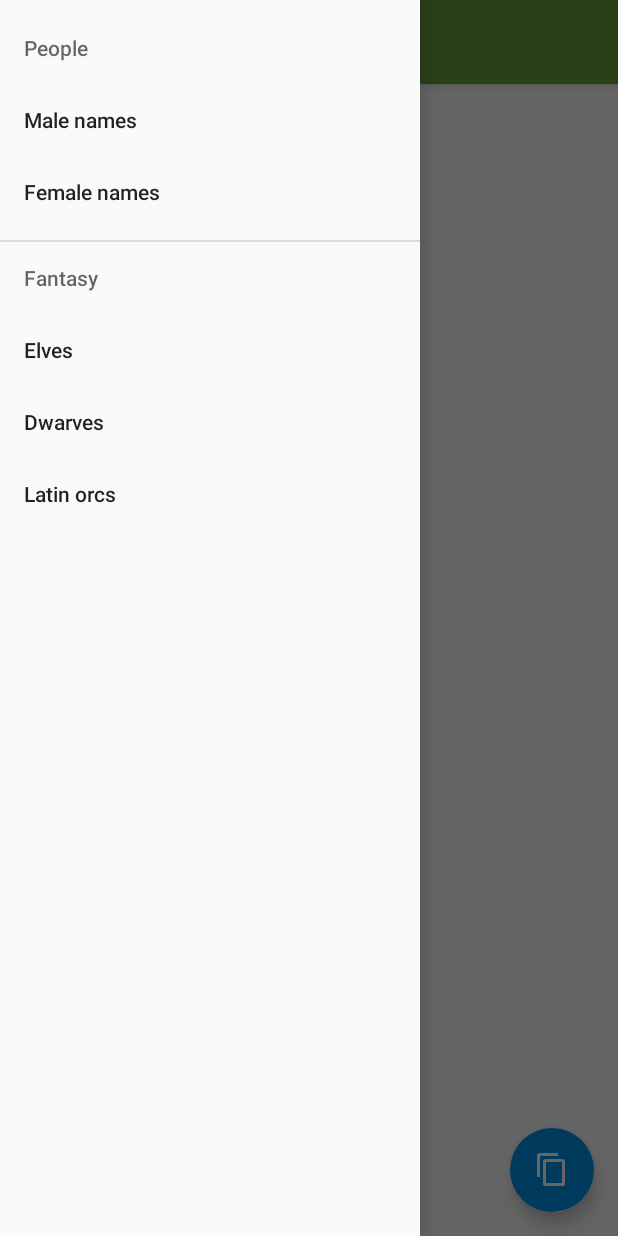
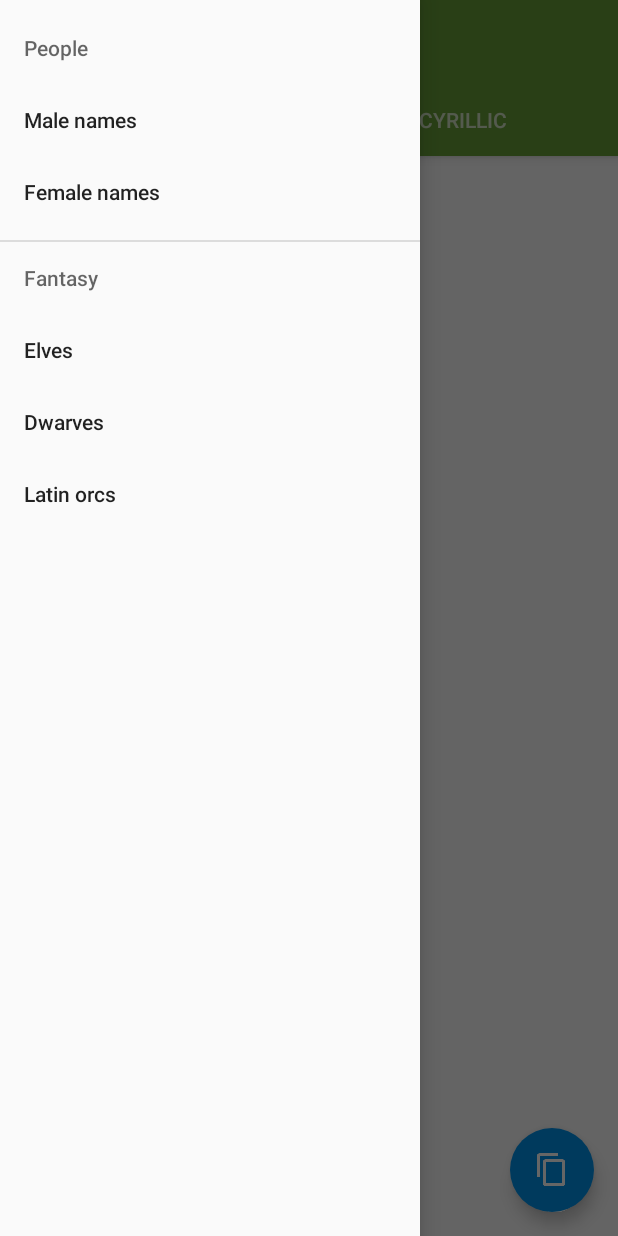
Before and after one commit to eigenein/nicknames-android, an Android app: the screen it shows after launch (MainActivity), with the side drawer open, on a phone screen of 412 x 824 dp. Run offline under Robolectric (Android 15) with nearby library versions, the phone set to English and light mode, and no system bars.

Commit message:
Switch to Java. Add TabLayout.

```diff
--- /dev/null
+++ b/app/src/main/java/ninja/eigenein/nicknames/activities/BaseActivity.java
@@ -0,0 +1,17 @@
+package ninja.eigenein.nicknames.activities;
+
+import android.support.v7.app.ActionBar;
+import android.support.v7.app.AppCompatActivity;
+import android.support.v7.widget.Toolbar;
+import ninja.eigenein.nicknames.R;
+
+public abstract class BaseActivity extends AppCompatActivity {
+
+    protected void setupToolbar() {
+        final Toolbar toolbar = (Toolbar)findViewById(R.id.toolbar);
+        setSupportActionBar(toolbar);
+
+        final ActionBar actionBar = getSupportActionBar();
+        actionBar.setDisplayHomeAsUpEnabled(true);
+    }
+}
--- /dev/null
+++ b/app/src/main/java/ninja/eigenein/nicknames/activities/MainActivity.java
@@ -0,0 +1,62 @@
+package ninja.eigenein.nicknames.activities;
+
+import android.os.Bundle;
+import android.support.design.widget.TabLayout;
+import android.support.v4.view.GravityCompat;
+import android.support.v4.widget.DrawerLayout;
+import android.view.Menu;
+import android.view.MenuItem;
+
+import ninja.eigenein.nicknames.R;
+
+
+public class MainActivity extends BaseActivity {
+
+    @Override
+    protected void onCreate(final Bundle savedInstanceState) {
+        super.onCreate(savedInstanceState);
+
+        setContentView(R.layout.activity_main);
+        setupToolbar();
+        getSupportActionBar().setHomeAsUpIndicator(R.drawable.ic_menu_white_24dp);
+        setupTabLayout();
+    }
+
+    @Override
+    public boolean onCreateOptionsMenu(final Menu menu) {
+        getMenuInflater().inflate(R.menu.menu_main, menu);
+        return true;
+    }
+
+    public boolean onOptionsItemSelected(final MenuItem item) {
+        switch (item.getItemId()) {
+            case android.R.id.home:
+                ((DrawerLayout)findViewById(R.id.drawer)).openDrawer(GravityCompat.START);
+                return true;
+            default:
+                return super.onOptionsItemSelected(item);
+        }
+    }
+
+    private void setupTabLayout() {
+        final TabLayout tabLayout = (TabLayout)findViewById(R.id.tabs);
+        tabLayout.addTab(tabLayout.newTab().setText(R.string.navigation_latin));
+        tabLayout.addTab(tabLayout.newTab().setText(R.string.navigation_cyrillic));
+        tabLayout.setOnTabSelectedListener(new TabLayout.OnTabSelectedListener() {
+            @Override
+            public void onTabSelected(final TabLayout.Tab tab) {
+                // Do nothing.
+            }
+
+            @Override
+            public void onTabUnselected(final TabLayout.Tab tab) {
+                // Do nothing.
+            }
+
+            @Override
+            public void onTabReselected(final TabLayout.Tab tab) {
+                // Do nothing.
+            }
+        });
+    }
+}
--- a/app/src/main/kotlin/ninja/eigenein/nicknames/activities/BaseActivity.kt
+++ /dev/null
@@ -1,16 +0,0 @@
-package ninja.eigenein.nicknames.activities
-
-import android.support.v7.app.AppCompatActivity
-import android.support.v7.widget.Toolbar
-import ninja.eigenein.nicknames.R
-
-public abstract class BaseActivity : AppCompatActivity() {
-
-    protected fun setupToolbar() {
-        val toolbar = findViewById(R.id.toolbar) as Toolbar
-        setSupportActionBar(toolbar)
-
-        val actionBar = getSupportActionBar()
-        actionBar.setDisplayHomeAsUpEnabled(true)
-    }
-}
--- a/app/src/main/kotlin/ninja/eigenein/nicknames/activities/MainActivity.kt
+++ /dev/null
@@ -1,38 +0,0 @@
-package ninja.eigenein.nicknames.activities
-
-import android.os.Bundle
-import android.support.v4.view.GravityCompat
-import android.support.v4.widget.DrawerLayout
-import android.support.v7.app.AppCompatActivity
-import android.view.Menu
-import android.view.MenuItem
-import ninja.eigenein.nicknames.R
-
-
-public class MainActivity : BaseActivity() {
-
-    override fun onCreate(savedInstanceState: Bundle?) {
-        super.onCreate(savedInstanceState)
-
-        setContentView(R.layout.activity_main)
-        setupToolbar()
-        getSupportActionBar().setHomeAsUpIndicator(R.drawable.ic_menu_white_24dp)
-    }
-
-    override fun onCreateOptionsMenu(menu: Menu?): Boolean {
-        getMenuInflater().inflate(R.menu.menu_main, menu)
-        return true
-    }
-
-    override fun onOptionsItemSelected(item: MenuItem?): Boolean {
-        val id = item!!.getItemId()
-
-        when (id) {
-            android.R.id.home -> {
-                (findViewById(R.id.drawer) as DrawerLayout).openDrawer(GravityCompat.START)
-                return true
-            }
-            else -> return super.onOptionsItemSelected(item)
-        }
-    }
-}
--- a/app/src/main/res/layout/activity_main.xml
+++ b/app/src/main/res/layout/activity_main.xml
@@ -11,7 +11,24 @@
         android:layout_width="match_parent"
         android:layout_height="match_parent">
 
-        <include layout="@layout/toolbar"/>
+        <android.support.design.widget.AppBarLayout
+            android:layout_width="match_parent"
+            android:layout_height="wrap_content">
+
+            <android.support.v7.widget.Toolbar
+                android:id="@+id/toolbar"
+                android:layout_width="match_parent"
+                android:layout_height="?attr/actionBarSize"
+                android:background="?attr/colorPrimary"
+                android:theme="@style/ThemeOverlay.AppCompat.Dark.ActionBar"
+                app:popupTheme="@style/ThemeOverlay.AppCompat.Light"/>
+            <android.support.design.widget.TabLayout
+                android:id="@+id/tabs"
+                android:layout_width="match_parent"
+                android:layout_height="wrap_content"
+                android:background="?attr/colorPrimary"
+                android:theme="@style/ThemeOverlay.AppCompat.Dark.ActionBar"/>
+        </android.support.design.widget.AppBarLayout>
 
         <android.support.design.widget.FloatingActionButton
             android:layout_width="wrap_content"
--- a/app/src/main/res/values/strings.xml
+++ b/app/src/main/res/values/strings.xml
@@ -7,4 +7,6 @@
     <string name="navigation_orcs">Latin orcs</string>
     <string name="navigation_male">Male names</string>
     <string name="navigation_female">Female names</string>
+    <string name="navigation_latin">Latin</string>
+    <string name="navigation_cyrillic">Cyrillic</string>
 </resources>
```
Also changed, not shown: app/build.gradle (+0 -9 lines), app/src/main/res/layout/toolbar.xml (deleted, +0 -15 lines), 1 other file.
